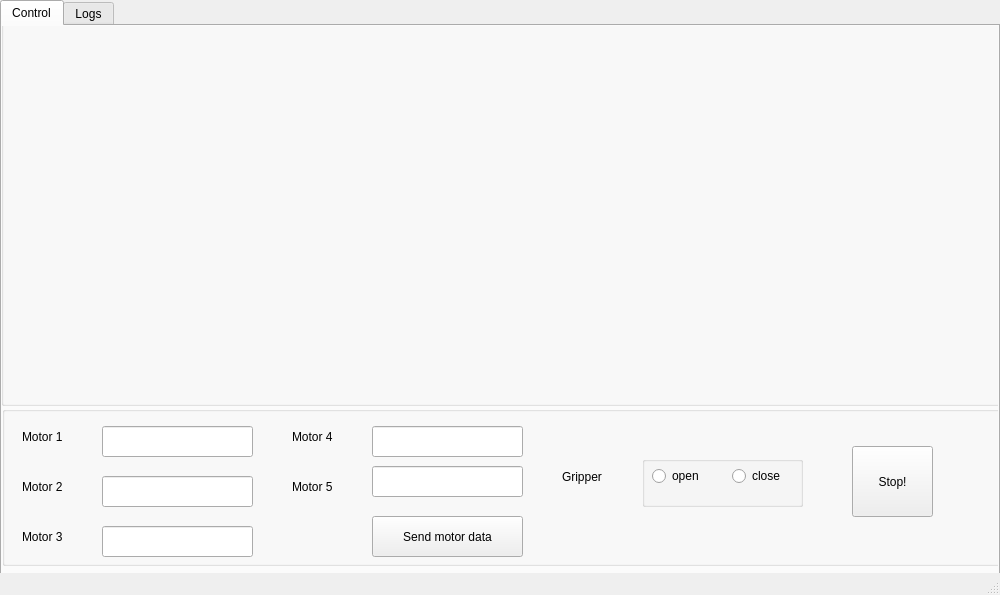
sq8vps/haller-control, file src/MainWindow.ui: the form before one commit.
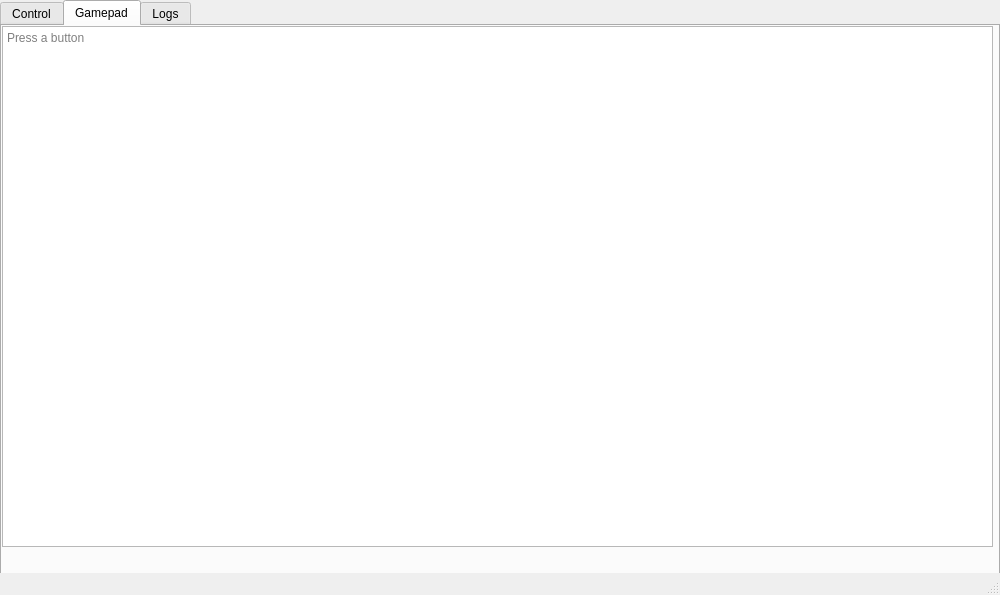
The form after the commit.

Patch:
```diff
--- a/src/MainWindow.ui
+++ b/src/MainWindow.ui
@@ -24,7 +24,7 @@
      </rect>
     </property>
     <property name="currentIndex">
-     <number>0</number>
+     <number>1</number>
     </property>
     <property name="elideMode">
      <enum>Qt::ElideRight</enum>
@@ -282,6 +282,27 @@
       </widget>
      </widget>
     </widget>
+    <widget class="QWidget" name="gamePadTab">
+     <attribute name="title">
+      <string>Gamepad</string>
+     </attribute>
+     <widget class="QTextEdit" name="gamepadOutput">
+      <property name="geometry">
+       <rect>
+        <x>0</x>
+        <y>0</y>
+        <width>991</width>
+        <height>521</height>
+       </rect>
+      </property>
+      <property name="readOnly">
+       <bool>true</bool>
+      </property>
+      <property name="placeholderText">
+       <string>Press a button</string>
+      </property>
+     </widget>
+    </widget>
     <widget class="QWidget" name="logsTab">
      <attribute name="title">
       <string>Logs</string>
```
